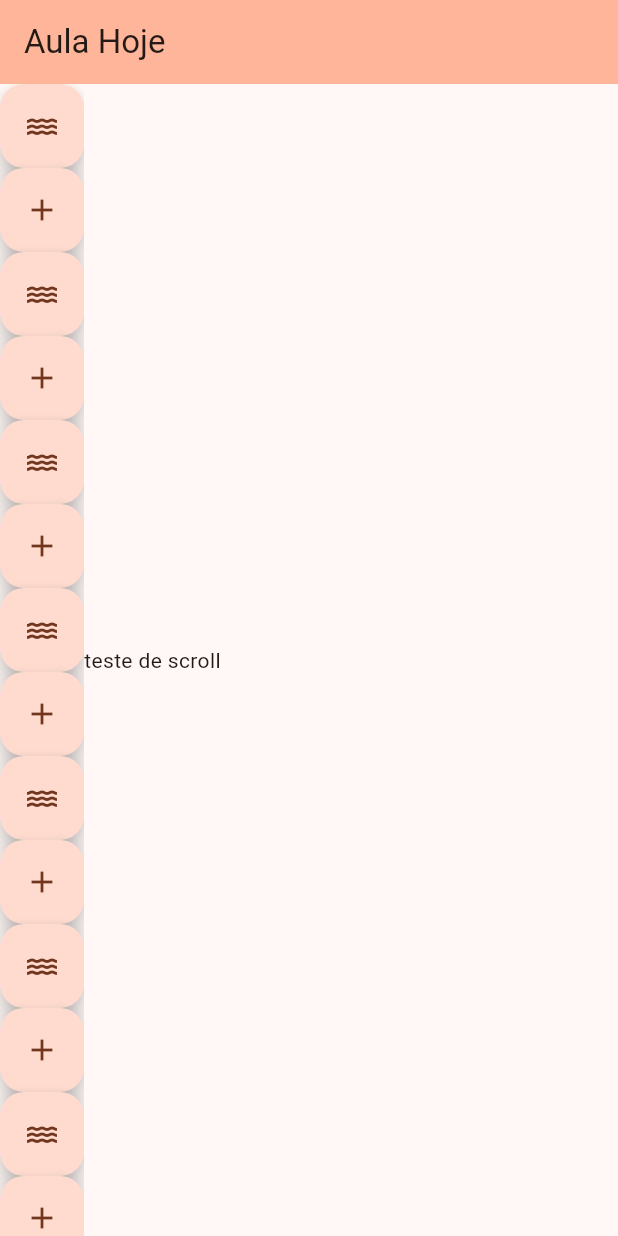
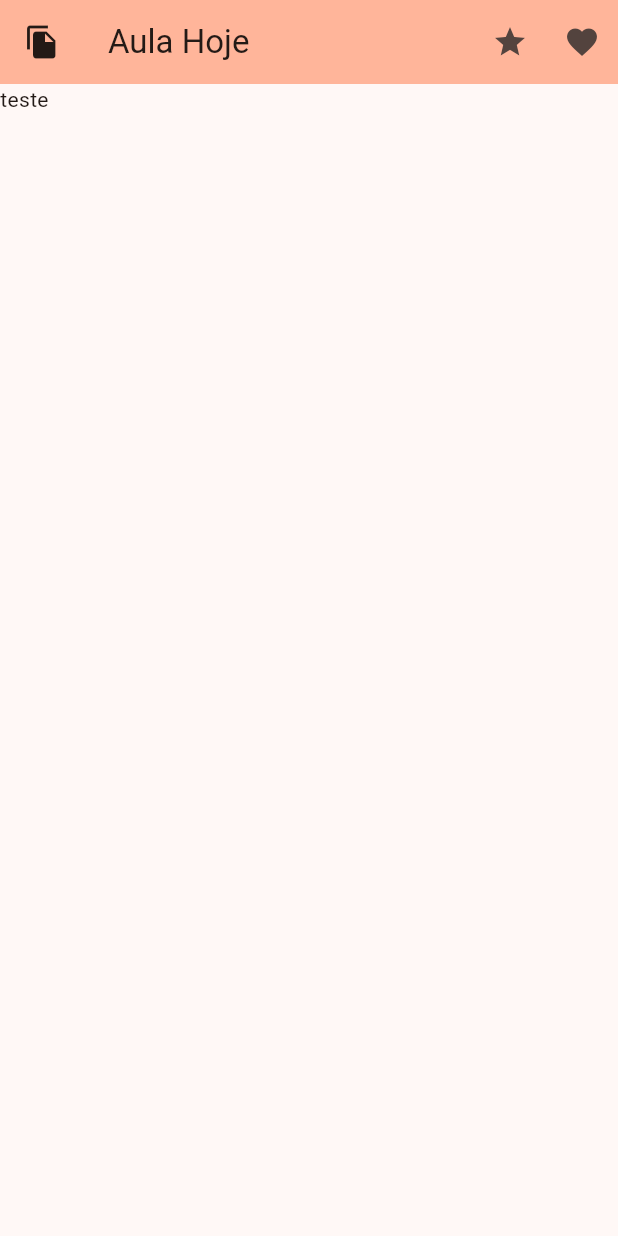
Before and after one commit to FrancisCarolina/inicialFlutter, a Flutter app: the screen it shows after launch, on a phone screen of 412 x 824 dp. Run offline on Flutter 3.47's test engine with Material 2 defaults, Android fonts, the phone set to English and light mode, and no system bars; missing offline and left inert: dart:html.

Commit message:
leading e actions no appBar

```diff
--- a/inicial/lib/home.dart
+++ b/inicial/lib/home.dart
@@ -18,115 +18,15 @@ class _MyHomePageState extends State<MyHomePage> {
         appBar: AppBar(
           title: Text('Aula Hoje'),
           backgroundColor: Theme.of(context).colorScheme.inversePrimary,
+          leading: IconButton(
+            onPressed: () {},
+            icon: Icon(Icons.file_copy),
+          ),
+          actions: [
+            IconButton(onPressed: () {}, icon: Icon(Icons.star)),
+            IconButton(onPressed: () {}, icon: Icon(Icons.favorite))
+          ],
         ),
-        body: Row(
-          children: [
-            SingleChildScrollView(
-              child: Column(
-                mainAxisAlignment: MainAxisAlignment.center,
-                crossAxisAlignment: CrossAxisAlignment.center,
-                children: [
-                  FloatingActionButton(
-                    onPressed: () {},
-                    child: Icon(Icons.water),
-                  ),
-                  FloatingActionButton(
-                    onPressed: () {},
-                    child: Icon(Icons.add),
-                  ),
-                  FloatingActionButton(
-                    onPressed: () {},
-                    child: Icon(Icons.water),
-                  ),
-                  FloatingActionButton(
-                    onPressed: () {},
-                    child: Icon(Icons.add),
-                  ),
-                  FloatingActionButton(
-                    onPressed: () {},
-                    child: Icon(Icons.water),
-                  ),
-                  FloatingActionButton(
-                    onPressed: () {},
-                    child: Icon(Icons.add),
-                  ),
-                  FloatingActionButton(
-                    onPressed: () {},
-                    child: Icon(Icons.water),
-                  ),
-                  FloatingActionButton(
-                    onPressed: () {},
-                    child: Icon(Icons.add),
-                  ),
-                  FloatingActionButton(
-                    onPressed: () {},
-                    child: Icon(Icons.water),
-                  ),
-                  FloatingActionButton(
-                    onPressed: () {},
-                    child: Icon(Icons.add),
-                  ),
-                  FloatingActionButton(
-                    onPressed: () {},
-                    child: Icon(Icons.water),
-                  ),
-                  FloatingActionButton(
-                    onPressed: () {},
-                    child: Icon(Icons.add),
-                  ),
-                  FloatingActionButton(
-                    onPressed: () {},
-                    child: Icon(Icons.water),
-                  ),
-                  FloatingActionButton(
-                    onPressed: () {},
-                    child: Icon(Icons.add),
-                  ),
-                  FloatingActionButton(
-                    onPressed: () {},
-                    child: Icon(Icons.water),
-                  ),
-                  FloatingActionButton(
-                    onPressed: () {},
-                    child: Icon(Icons.add),
-                  ),
-                  FloatingActionButton(
-                    onPressed: () {},
-                    child: Icon(Icons.water),
-                  ),
-                  FloatingActionButton(
-                    onPressed: () {},
-                    child: Icon(Icons.add),
-                  ),
-                  FloatingActionButton(
-                    onPressed: () {},
-                    child: Icon(Icons.water),
-                  ),
-                  FloatingActionButton(
-                    onPressed: () {},
-                    child: Icon(Icons.add),
-                  ),
-                  FloatingActionButton(
-                    onPressed: () {},
-                    child: Icon(Icons.water),
-                  ),
-                  FloatingActionButton(
-                    onPressed: () {},
-                    child: Icon(Icons.add),
-                  ),
-                  FloatingActionButton(
-                    onPressed: () {},
-                    child: Icon(Icons.water),
-                  ),
-                  FloatingActionButton(
-                    onPressed: () {},
-                    child: Icon(Icons.add),
-                  ),
-                ],
-              ),
-            ),
-            Text("teste de scroll")
-          ],
-        ));
+        body: Row(children: [Text("teste")]));
   }
 }
```
